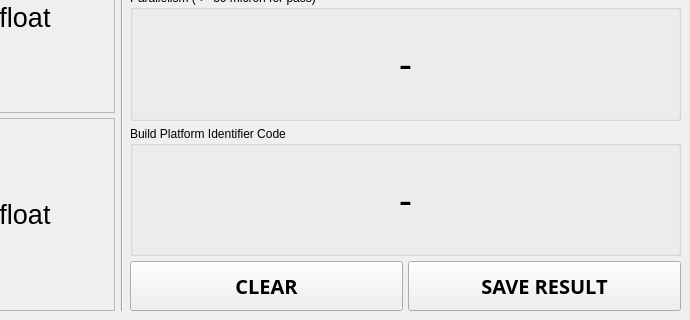
Before: the Qt Designer form qt-platform-parallelism/form.ui in losgab/micrometer-parallelism-qc, drawn with Qt 5; both pictures show x 445 to 1135 and y 366 to 686 of the 1135 by 686 pixel window.
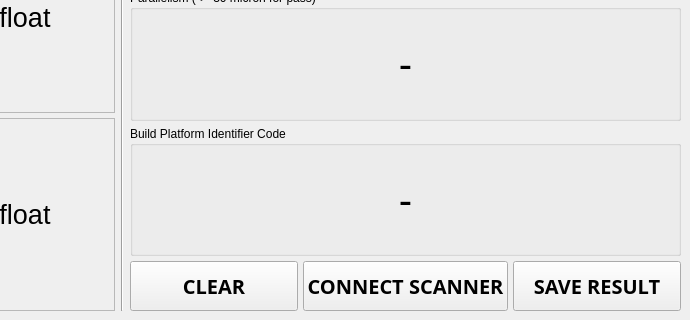
After: the same form once the commit is applied. Icons and pictures are not drawn.

Commit message: added dedicated connect to scanner button

```diff
--- a/qt-platform-parallelism/form.ui
+++ b/qt-platform-parallelism/form.ui
@@ -562,6 +562,12 @@
               <height>50</height>
              </size>
             </property>
+            <property name="maximumSize">
+             <size>
+              <width>16777215</width>
+              <height>50</height>
+             </size>
+            </property>
             <property name="font">
              <font>
               <family>Cascadia Code</family>
@@ -574,6 +580,35 @@
             </property>
            </widget>
           </item>
+          <item>
+           <widget class="QPushButton" name="button_connect_scanner">
+            <property name="minimumSize">
+             <size>
+              <width>100</width>
+              <height>50</height>
+             </size>
+            </property>
+            <property name="maximumSize">
+             <size>
+              <width>250</width>
+              <height>50</height>
+             </size>
+            </property>
+            <property name="font">
+             <font>
+              <family>Cascadia Code</family>
+              <pointsize>15</pointsize>
+              <bold>true</bold>
+             </font>
+            </property>
+            <property name="text">
+             <string>CONNECT SCANNER</string>
+            </property>
+            <property name="autoDefault">
+             <bool>false</bool>
+            </property>
+           </widget>
+          </item>
           <item>
            <widget class="QPushButton" name="button_save">
             <property name="minimumSize">
```
The commit also changes 4 other files.
